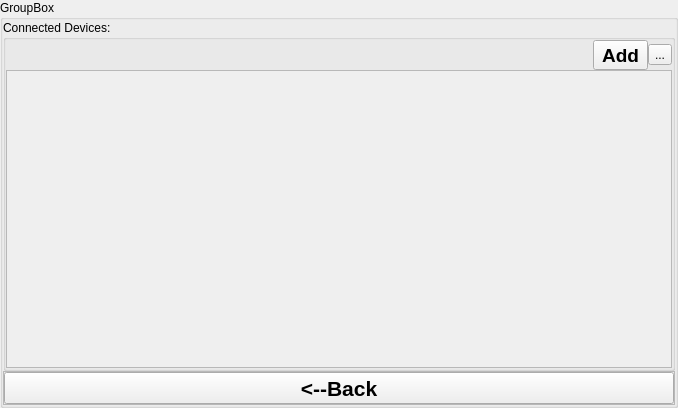
Above: Apps/LedRemoteControl/ledgadgetservergb.ui from successbyfailure/libreLeds before the change. Below: the same form after it.
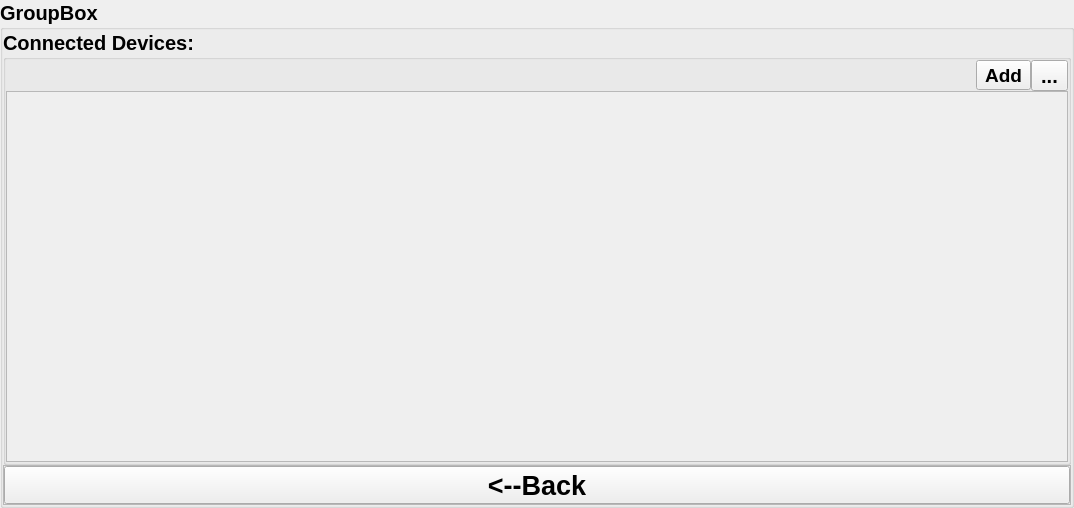
That is the form after the change. Custom widgets are drawn as their Qt base class.

Diff of the .ui file:
```diff
--- a/Apps/LedRemoteControl/ledgadgetservergb.ui
+++ b/Apps/LedRemoteControl/ledgadgetservergb.ui
@@ -6,10 +6,17 @@
    <rect>
     <x>0</x>
     <y>0</y>
-    <width>678</width>
-    <height>408</height>
+    <width>1074</width>
+    <height>508</height>
    </rect>
   </property>
+  <property name="font">
+   <font>
+    <pointsize>15</pointsize>
+    <weight>75</weight>
+    <bold>true</bold>
+   </font>
+  </property>
   <property name="windowTitle">
    <string>GroupBox</string>
   </property>
@@ -113,8 +120,8 @@
           <rect>
            <x>0</x>
            <y>0</y>
-           <width>660</width>
-           <height>304</height>
+           <width>1060</width>
+           <height>365</height>
           </rect>
          </property>
          <layout class="QVBoxLayout" name="verticalLayout_4">
@@ -174,7 +181,7 @@
         </property>
         <property name="font">
          <font>
-          <pointsize>16</pointsize>
+          <pointsize>20</pointsize>
           <weight>75</weight>
           <bold>true</bold>
          </font>
```
